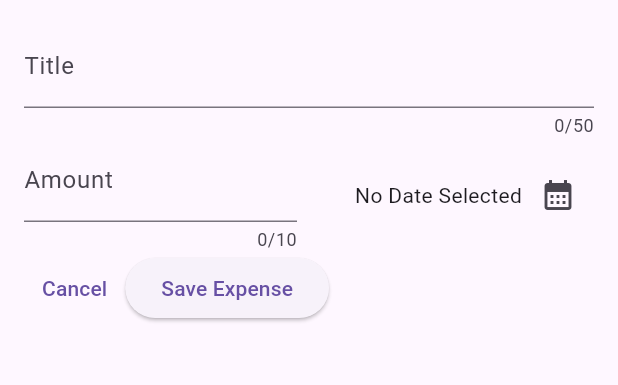
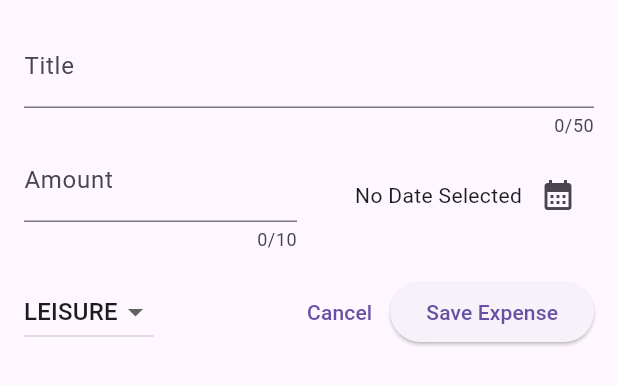
Before and after one commit to DulinaS/expense_tracker, a Flutter app: the NewExpense widget shown alone on an empty page, opened directly, on a phone screen of 412 x 824 dp. Shown: the top 385 px of the screen. Run offline on Flutter 3.47's test engine with Material 3 defaults, Android fonts, the phone set to English and light mode, and no system bars.

Commit message:
Added a dropdown button

```diff
--- a/lib/widgets/new_expense.dart
+++ b/lib/widgets/new_expense.dart
@@ -13,23 +13,25 @@ class _NewExpenseState extends State<NewExpense> {
   final _titleController = TextEditingController();
   final _amountController = TextEditingController();
 
+  DateTime? _selectedDate; //variable hasn't been initialized
 
-  DateTime ? _selectedDate; //variable hasn't been initialized
+  //Initial category default value before selecting
+  Category _selecedCategory = Category.leisure;
 
-  void _presentDatePicker () async {
+  void _presentDatePicker() async {
     final now = DateTime.now();
-    final firstDate = DateTime(now.year-1, now.month, now.day); //firstDate is a one year behind today year
+    final firstDate = DateTime(now.year - 1, now.month,
+        now.day); //firstDate is a one year behind today year
 
     final pickedDate = await showDatePicker(
       context: context,
       initialDate: now,
-      firstDate: firstDate, //Oldest date can be set because this is a expense tracker
+      firstDate:firstDate, //Oldest date can be set because this is a expense tracker
       lastDate: now, //Today's date --> You can;t add future expenses
     );
     setState(() {
       _selectedDate = pickedDate;
     });
-
   }
 
   @override
@@ -67,9 +69,7 @@ class _NewExpenseState extends State<NewExpense> {
                   ),
                 ),
               ),
-
               const SizedBox(width: 16),
-
               Expanded(
                 child: Row(
                   mainAxisAlignment:
@@ -77,7 +77,9 @@ class _NewExpenseState extends State<NewExpense> {
                   crossAxisAlignment:
                       CrossAxisAlignment.center, //Center content vertically
                   children: [
-                    Text(_selectedDate == null ? 'No Date Selected' : formatter.format(_selectedDate!) ),
+                    Text(_selectedDate == null
+                        ? 'No Date Selected'
+                        : formatter.format(_selectedDate!)),
                     IconButton(
                         onPressed: _presentDatePicker,
                         icon: const Icon(Icons.calendar_month))
@@ -86,8 +88,34 @@ class _NewExpenseState extends State<NewExpense> {
               )
             ],
           ),
+          const SizedBox(height: 16), //Distance between row of buttons and textFields
+          //Row for buttons
           Row(
             children: [
+              DropdownButton(
+                value:_selecedCategory, //Initial text on dropdown button shows default selected category
+                items: Category.values
+                    .map(
+                      (category) => DropdownMenuItem(
+                        value: category,
+                        child: Text(
+                          category.name.toUpperCase(),
+                        ),
+                      ),
+                    )
+                    .toList(),
+                onChanged: (value) {
+                  if (value == null) {
+                    return; //No category is selected
+                  }
+                  setState(() {
+                    _selecedCategory =
+                        value; //Screen gets updated with Newly selected category-->
+                    //That is why setState() is used to update UI
+                  });
+                },
+              ),
+              const Spacer(), //maxmimum distance between 2 widgets
               TextButton(
                 onPressed: () {
                   Navigator.pop(context); //Removes overlay from screen
```
